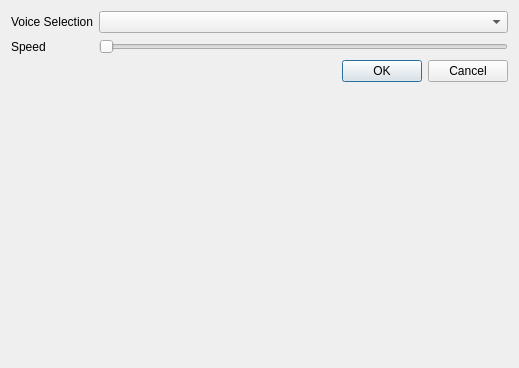
Qt form Settings.ui (katrindaet/ChallengePetra2022) before a commit.
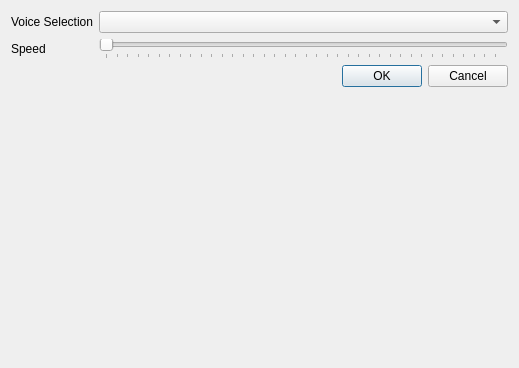
The same form after that commit.

Commit message: addapted Settings and vioice rate

```diff
--- a/Settings.ui
+++ b/Settings.ui
@@ -33,12 +33,18 @@
    </item>
    <item row="7" column="1">
     <widget class="QSlider" name="horizontalSlider">
+     <property name="minimum">
+      <number>25</number>
+     </property>
      <property name="maximum">
-      <number>256</number>
+      <number>400</number>
      </property>
      <property name="orientation">
       <enum>Qt::Horizontal</enum>
      </property>
+     <property name="tickPosition">
+      <enum>QSlider::TicksBelow</enum>
+     </property>
     </widget>
    </item>
    <item row="8" column="1">
```
The commit also changes 3 other files.
